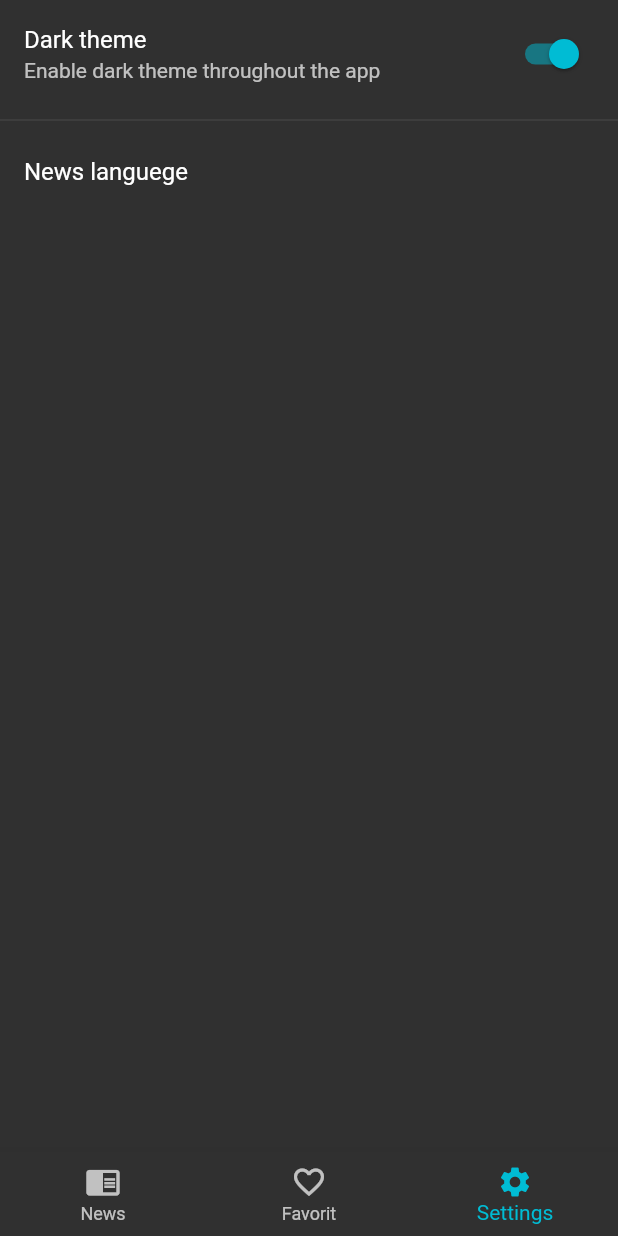
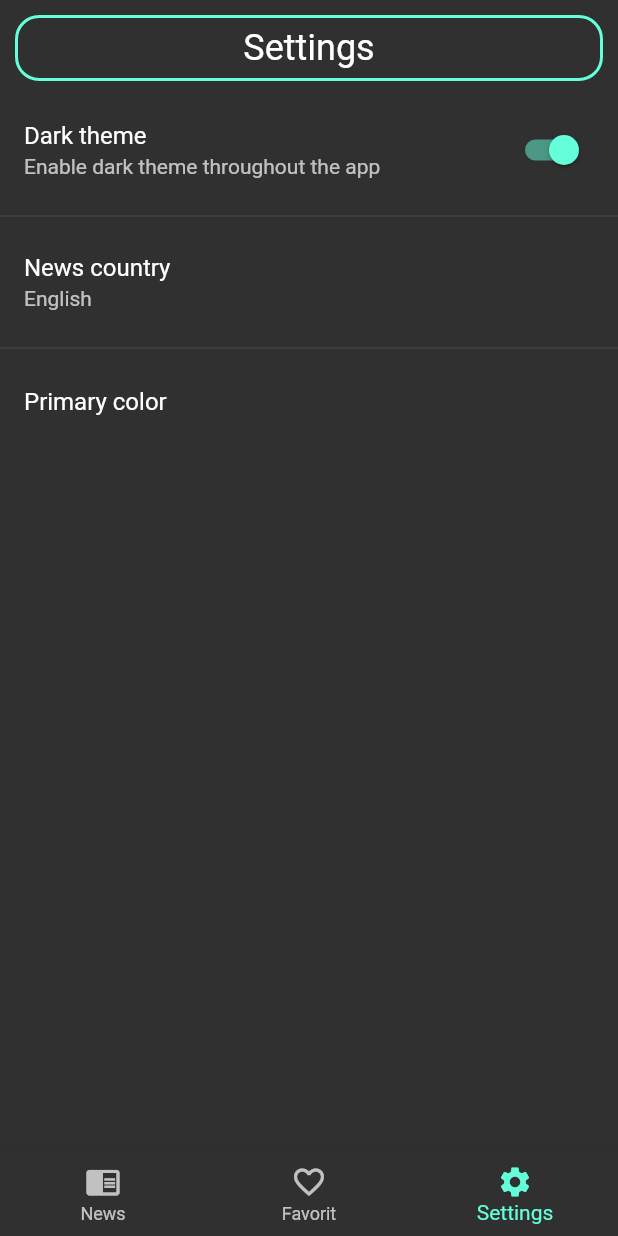
Before and after one commit to kaparray/NewsDaily, a Flutter app: the screen it shows after launch, item 3 of the bottom bar chosen, on a phone screen of 412 x 824 dp. Run offline on Flutter 3.47's test engine with Material 2 defaults, Android fonts, the phone set to English and light mode, and no system bars; our stand-ins replace cloud_firestore, dynamic_theme, rxdart, share, shared_preferences, webview_flutter; missing offline and left inert: flutter_material_color_picker, flutter_picker; accounts and stored records are empty; network calls fail.

Commit message:
Add to settings change accent color and som fix

```diff
--- a/news_app/lib/main.dart
+++ b/news_app/lib/main.dart
@@ -13,10 +13,9 @@ void main() async {
 initApp() async {
   final SharedPreferences prefs = await _prefs;
   List<String> _list = [];
-
-  if (prefs.getBool('firtStart') == true) {
+  if (prefs.getBool('firtStart') == null) {
     await prefs.setStringList('liked', _list);
-    await prefs.setString('lang', 'English');
+    await prefs.setString('country', 'English');
     await prefs.setBool('firtStart', false);
   }
 }
@@ -35,7 +34,6 @@ class AppState extends State<App> {
         defaultBrightness: Brightness.dark,
         data: (brightness) => ThemeData(
               brightness: brightness,
-              accentColor: Colors.cyan
             ),
         themedWidgetBuilder: (context, theme) {
           return MaterialApp(
--- a/news_app/lib/resources/news_api_provider.dart
+++ b/news_app/lib/resources/news_api_provider.dart
@@ -10,12 +10,24 @@ class NewsApiProvider {
   Client client = Client();
   final _prefs = SharedPreferences.getInstance();
 
+  String cntry = 'us';
+
   final _apiKey = 'ead93fedf9574cd0ab03790d1817a1f6';
 
   // Chech shared preference, push requset to newsapi.org server and parse to model
   Future<NewsModel> fetchNewsList() async {
+    final SharedPreferences pref = await _prefs;
+    String country = pref.getString('country');
+
+
+    if (country == 'Russia') cntry = 'ru';
+    else if (country == 'US') cntry = 'us';
+    else if (country == 'Germany') cntry = 'de';
+    else if (country == 'United Kingdom') cntry = 'gb';
+    else if (country == 'France') cntry = 'fr';
+
     String url =
-        "https://newsapi.org/v2/top-headlines?country=us&apiKey=$_apiKey";
+        "https://newsapi.org/v2/top-headlines?country=$cntry&apiKey=$_apiKey";
 
     final response = await client.get(url);
     if (response.statusCode == 200) {
--- a/news_app/lib/ui/bottom_nav_bar.dart
+++ b/news_app/lib/ui/bottom_nav_bar.dart
@@ -44,6 +44,7 @@ class BottomNavBarState extends State<BottomNavBar> {
     setState(() {
       if (index == _currentItem && index == 0) backToStart(scrollControllerNewsList);
       if (index == _currentItem && index == 1) backToStart(scrollControllerLikedList);
+      if (index == _currentItem && index == 2) backToStart(scrollControllerSettings);
       _currentItem = index;
     });
   }
--- a/news_app/lib/ui/screens/settings_screen.dart
+++ b/news_app/lib/ui/screens/settings_screen.dart
@@ -3,8 +3,11 @@ import 'package:flutter_picker/flutter_picker.dart';
 import 'package:dynamic_theme/dynamic_theme.dart';
 import 'package:flutter/material.dart';
 import 'package:shared_preferences/shared_preferences.dart';
+import 'package:flutter_material_color_picker/flutter_material_color_picker.dart';
 
 Future<SharedPreferences> _prefs = SharedPreferences.getInstance();
+
+ScrollController scrollControllerSettings;
 
 class SettingsScreen extends StatefulWidget {
   @override
@@ -13,14 +16,44 @@ class SettingsScreen extends StatefulWidget {
 
 class SettingsState extends State<SettingsScreen> {
   bool switchTheme = false;
+  String country = '';
+
+  @override
+  void initState() {
+    scrollControllerSettings = ScrollController(initialScrollOffset: 84);
+    super.initState();
+  }
+
+  @override
+  void dispose() {
+    scrollControllerSettings.dispose();
+    super.dispose();
+  }
 
   @override
   Widget build(BuildContext context) {
     initTheme();
+    initCountry();
     return SafeArea(
       child: SingleChildScrollView(
+        controller: scrollControllerSettings,
         child: Column(
           children: <Widget>[
+            Container(
+              decoration: BoxDecoration(
+                  border: Border.all(
+                      color: Theme.of(context).accentColor, width: 2),
+                  borderRadius: BorderRadius.circular(16)),
+              margin: EdgeInsets.only(
+                  bottom: 10, left: 10.0, right: 10.0, top: 10.0),
+              padding: EdgeInsets.all(6),
+              alignment: Alignment.center,
+              child: Text(
+                'Settings',
+                textAlign: TextAlign.center,
+                style: TextStyle(fontSize: 24),
+              ),
+            ),
             ListTile(
               title: Text('Dark theme'),
               subtitle: Text('Enable dark theme throughout the app'),
@@ -32,9 +65,14 @@ class SettingsState extends State<SettingsScreen> {
             ),
             Divider(), // Divider
             ListTile(
-              title: Text('News languege'),
-              subtitle: Text(''),
+              title: Text('News country'),
+              subtitle: Text(country),
               onTap: () => showPickerArray(context),
+            ),
+            Divider(), // Divider
+            ListTile(
+              title: Text('Primary color'),
+              onTap: () => changePrimaryColor(),
             ),
           ],
         ),
@@ -51,46 +89,109 @@ class SettingsState extends State<SettingsScreen> {
   }
 
   changeTheme(value) {
-    DynamicTheme.of(context).setBrightness(
-        Theme.of(context).brightness == Brightness.dark
+    DynamicTheme.of(context).setThemeData(ThemeData(
+        accentColor: Theme.of(context).accentColor,
+        brightness: Theme.of(context).brightness == Brightness.dark
             ? Brightness.light
-            : Brightness.dark);
+            : Brightness.dark));
     setState(() {
       switchTheme = value;
     });
   }
 
-  initLang() async {
+  initCountry() async {
     final SharedPreferences prefs = await _prefs;
-    //   prefs.getString();
+    setState(() {
+      country = prefs.getString('country');
+    });
   }
 
   showPickerArray(BuildContext context) async {
-    Color textStyle = Theme.of(context).brightness == Brightness.dark ? Colors.white: Colors.grey[800];
-    Color backgroundColor = Theme.of(context).brightness == Brightness.dark ? Colors.grey[800] : Colors.white;
-
+    Color textStyle = Theme.of(context).brightness == Brightness.dark
+        ? Colors.white
+        : Colors.grey[800];
+    Color backgroundColor = Theme.of(context).brightness == Brightness.dark
+        ? Colors.grey[800]
+        : Colors.white;
 
     final SharedPreferences prefs = await _prefs;
     Picker(
-      textStyle: TextStyle(color: textStyle, fontSize: 24),
+        textStyle: TextStyle(color: textStyle, fontSize: 24),
         backgroundColor: backgroundColor,
         adapter: PickerDataAdapter<String>(
-            pickerdata: JsonDecoder().convert(PickerLang), isArray: true),
+            pickerdata: JsonDecoder().convert(PickerCountry), isArray: true),
         hideHeader: true,
         title: new Text("Please Select"),
         onConfirm: (Picker picker, List value) {
-          prefs.setString('lang', picker.getSelectedValues().toString());
+          prefs.setString(
+              'country',
+              picker
+                  .getSelectedValues()
+                  .toString()
+                  .replaceAll('[', '')
+                  .replaceAll(']', ''));
         }).showDialog(context);
+  }
+
+  changePrimaryColor() {
+    Color local;
+    showDialog(
+        context: context,
+        child: SimpleDialog(
+          title: Text('Primary color', style: TextStyle(fontSize: 24)),
+          children: <Widget>[
+            MaterialColorPicker(
+                onColorChange: (Color color) {
+                  local = color;
+                },
+                colors: [
+                  Colors.red,
+                  Colors.pink,
+                  Colors.purple,
+                  Colors.deepPurple,
+                  Colors.indigo,
+                  Colors.blue,
+                  Colors.lightBlue,
+                  Colors.cyan,
+                  Colors.teal,
+                  Colors.green,
+                  Colors.lightGreen,
+                  Colors.lime,
+                  Colors.yellow,
+                  Colors.amber,
+                  Colors.orange,
+                ]),
+            Row(
+              mainAxisAlignment: MainAxisAlignment.end,
+              children: <Widget>[
+                FlatButton(
+                    onPressed: () {
+                      Navigator.pop(context, false);
+                    },
+                    child: Text("Cancel")),
+                FlatButton(
+                    onPressed: () {
+                      DynamicTheme.of(context).setThemeData(ThemeData(
+                          accentColor: local,
+                          brightness: Theme.of(context).brightness));
+                      Navigator.pop(context, false);
+                    },
+                    child: Text("Confirm"))
+              ],
+            ),
+          ],
+        ));
   }
 }
 
-const PickerLang = '''
+const PickerCountry = '''
 [
     [
-        "Russina",
-        "English",
-        "Spanian",
-        "German"
+        "Russia",
+        "US",
+        "United Kingdom",
+        "Germany",
+        "France"
     ]
 ]
     ''';
--- a/news_app/lib/ui/screens/web_view.dart
+++ b/news_app/lib/ui/screens/web_view.dart
@@ -25,7 +25,6 @@ class WebViewState extends State<WebViewScreen> {
   initSharedPref() async {
     prefs = await widget._prefs;
     _listLiked = prefs.getStringList("liked");
-    print(_listLiked);
     if (_listLiked.indexOf(widget.model.url) >= 0)
       icons = Icons.favorite;
     else
--- a/news_app/lib/ui/views/search_bar.dart
+++ b/news_app/lib/ui/views/search_bar.dart
@@ -23,7 +23,7 @@ buildSearchBar(BuildContext context, String type) {
                         border: InputBorder.none,
                         hintStyle:
                             TextStyle(fontSize: 18, color: Colors.black54),
-                        hintText: 'Search'),
+                        hintText: 'Search news'),
                     textInputAction: TextInputAction.search,
                     cursorColor: Colors.black54,
                     style: TextStyle(fontSize: 18, color: Colors.black54),
--- a/news_app/pubspec.yaml
+++ b/news_app/pubspec.yaml
@@ -24,6 +24,7 @@ dependencies:
   uuid: ^1.0.3
   dynamic_theme: ^1.0.0
   flutter_picker: ^1.0.6
+  flutter_material_color_picker: ^0.0.4
 
 
   # The following adds the Cupertino Icons font to your application.
```
Also changed, not shown: news_app/lib/ui/screens/liked_list.dart (+17 -2 lines).
